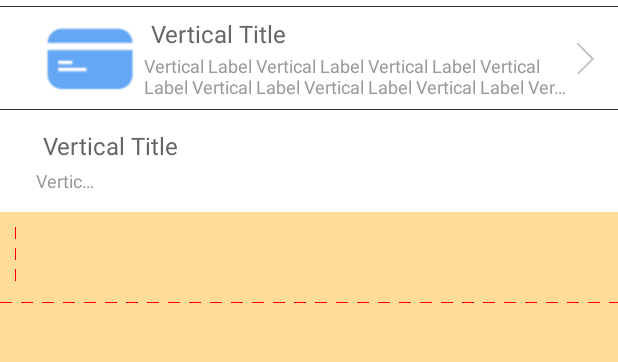
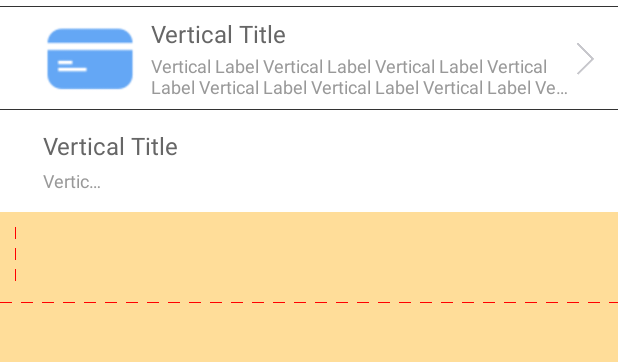
Before and after one commit to crabfang/CommonRowView, an Android app: the screen it shows after launch (MainActivity), on a phone screen of 412 x 824 dp, the part 282-644 px from its top. Run offline under Robolectric (Android 15) with nearby library versions, the phone set to English and light mode, and no system bars; 6 statements that could not run were skipped.

Commit message:
[MDF]优化布局

```diff
--- a/library/build.gradle
+++ b/library/build.gradle
@@ -23,6 +23,7 @@ android {
             proguardFiles getDefaultProguardFile('proguard-android.txt'), 'proguard-rules.pro'
         }
     }
+    buildToolsVersion '26.0.2'
 }
 
 dependencies {
--- a/library/src/main/java/com/cabe/lib/ui/rowview/AbstractRowView.java
+++ b/library/src/main/java/com/cabe/lib/ui/rowview/AbstractRowView.java
@@ -132,8 +132,8 @@ public abstract class AbstractRowView extends ConstraintLayout {
         setLabel(0);
         setLabelSize(TypedValue.COMPLEX_UNIT_PX, a.getDimension(R.styleable.LayoutRowViewNormal_rv_labelSize, DEFAULT_LABEL_SIZE));
         setLabelColor(a.getColor(R.styleable.LayoutRowViewNormal_rv_labelColor, DEFAULT_LABEL_COLOR));
-        if(a.hasValue(R.styleable.LayoutRowViewNormal_rv_labelValue)) {
-            setLabel(a.getText(R.styleable.LayoutRowViewNormal_rv_labelValue));
+        if(a.hasValue(R.styleable.LayoutRowViewNormal_rv_label)) {
+            setLabel(a.getText(R.styleable.LayoutRowViewNormal_rv_label));
         } else {
             setLabel("");
         }
@@ -147,32 +147,26 @@ public abstract class AbstractRowView extends ConstraintLayout {
             int val = a.getInt(R.styleable.LayoutRowViewNormal_rv_labelStyle, TEXT_STYLE_NORMAL);
             setLabelStyle(val);
         }
-
-        int optionPadding = (int) a.getDimension(R.styleable.LayoutRowViewNormal_rv_optionPadding, DEFAULT_OPTION_PADDING);
-        setOptionPadding(optionPadding);
-
-        if(a.hasValue(R.styleable.LayoutRowViewNormal_rv_pointDrawable)) {
-            setFlagDrawable(a.getDrawable(R.styleable.LayoutRowViewNormal_rv_pointDrawable));
-        }
-        if(a.hasValue(R.styleable.LayoutRowViewNormal_rv_rightDrawable)) {
-            setOptionDrawable(a.getDrawable(R.styleable.LayoutRowViewNormal_rv_rightDrawable));
-        }
-
-        if(a.hasValue(R.styleable.LayoutRowViewNormal_rv_labelMargin)) {
-            int labelMargin = (int) a.getDimension(R.styleable.LayoutRowViewNormal_rv_labelMargin, 0);
-            setLabelMargin(labelMargin);
-        }
-
+        int labelMargin = (int) a.getDimension(R.styleable.LayoutRowViewNormal_rv_labelMargin, 0);
+        setLabelMargin(labelMargin);
         if(a.hasValue(R.styleable.LayoutRowViewNormal_rv_labelGravity)) {
             int attrVal = a.getInt(R.styleable.LayoutRowViewNormal_rv_labelGravity, getLabelDefaultGravity());
             setLabelGravity(Gravity.create(attrVal));
         }
-
         if(a.hasValue(R.styleable.LayoutRowViewNormal_rv_labelLayout)) {
             int resId = a.getResourceId(R.styleable.LayoutRowViewNormal_rv_labelLayout, 0);
             if(resId > 0) {
                 replaceLabel(resId);
             }
+        }
+
+        int optionPadding = (int) a.getDimension(R.styleable.LayoutRowViewNormal_rv_optionPadding, DEFAULT_OPTION_PADDING);
+        setOptionPadding(optionPadding);
+        if(a.hasValue(R.styleable.LayoutRowViewNormal_rv_pointDrawable)) {
+            setFlagDrawable(a.getDrawable(R.styleable.LayoutRowViewNormal_rv_pointDrawable));
+        }
+        if(a.hasValue(R.styleable.LayoutRowViewNormal_rv_optionDrawable)) {
+            setOptionDrawable(a.getDrawable(R.styleable.LayoutRowViewNormal_rv_optionDrawable));
         }
 
         showDivider = a.getBoolean(R.styleable.LayoutRowViewNormal_rv_showDivider, false);
@@ -193,7 +187,7 @@ public abstract class AbstractRowView extends ConstraintLayout {
             dividerMarginRight = a.getDimensionPixelOffset(R.styleable.LayoutRowViewNormal_rv_dividerMarginRight, -1);
         }
 
-        showRight(a.getBoolean(R.styleable.LayoutRowViewNormal_rv_showRight, true));
+        showOption(a.getBoolean(R.styleable.LayoutRowViewNormal_rv_showOption, true));
         showLabel(a.getBoolean(R.styleable.LayoutRowViewNormal_rv_showLabel, false));
         showPoint(a.getBoolean(R.styleable.LayoutRowViewNormal_rv_showPoint, false));
 
@@ -425,10 +419,8 @@ public abstract class AbstractRowView extends ConstraintLayout {
     }
 
     public void setOptionPadding(int padding) {
-        if(viewLabel != null) {
-            ConstraintLayout.LayoutParams params = (ConstraintLayout.LayoutParams) viewLabel.getLayoutParams();
-            params.rightMargin = padding;
-            viewLabel.setLayoutParams(params);
+        if(viewOption != null) {
+            viewOption.setPadding(padding, viewOption.getPaddingTop(), viewOption.getPaddingRight(), viewOption.getPaddingBottom());
         }
     }
 
@@ -489,7 +481,7 @@ public abstract class AbstractRowView extends ConstraintLayout {
         viewLabel.setVisibility(show ? View.VISIBLE : View.GONE);
     }
 
-    public void showRight(boolean show) {
+    public void showOption(boolean show) {
         if(viewOption == null) return;
 
         viewOption.setVisibility(show ? View.VISIBLE : View.GONE);
--- a/library/src/main/res/layout/layout_custom_row_op_tips.xml
+++ b/library/src/main/res/layout/layout_custom_row_op_tips.xml
@@ -55,10 +55,9 @@
         android:layout_width="wrap_content"
         android:layout_height="wrap_content"
         android:layout_marginTop="4dp"
-        tools:layout_marginLeft="10dp"
         app:layout_constrainedWidth="true"
         app:layout_constraintHorizontal_bias="0"
-        app:layout_constraintLeft_toRightOf="@+id/layout_custom_row_t_icon"
+        app:layout_constraintLeft_toLeftOf="@+id/layout_custom_row_t_view_title"
         app:layout_constraintRight_toRightOf="parent"
         app:layout_constraintTop_toBottomOf="@+id/layout_custom_row_t_view_title"
         app:layout_constraintBottom_toBottomOf="parent" >
--- a/library/src/main/res/layout/layout_custom_row_op_vertical.xml
+++ b/library/src/main/res/layout/layout_custom_row_op_vertical.xml
@@ -15,25 +15,6 @@
         app:layout_constraintLeft_toLeftOf="parent"
         app:layout_constraintTop_toTopOf="parent"
         app:layout_constraintBottom_toBottomOf="parent" />
-
-    <LinearLayout
-        android:layout_width="wrap_content"
-        android:layout_height="wrap_content"
-        android:layout_centerVertical="true"
-        android:gravity="center_vertical"
-        android:orientation="vertical"
-        tools:layout_marginLeft="10dp"
-        tools:layout_marginRight="10dp"
-        app:layout_constrainedWidth="true"
-        app:layout_constraintHorizontal_bias="0"
-        app:layout_constraintLeft_toRightOf="@+id/layout_custom_row_v_icon"
-        app:layout_constraintRight_toLeftOf="@+id/layout_custom_row_v_view_option"
-        app:layout_constraintTop_toTopOf="parent"
-        app:layout_constraintBottom_toBottomOf="parent" >
-
-
-
-    </LinearLayout>
 
     <android.support.constraint.ConstraintLayout
         android:id="@+id/layout_custom_row_v_view_head"
@@ -83,11 +64,10 @@
         android:layout_width="wrap_content"
         android:layout_height="wrap_content"
         android:layout_marginTop="2dp"
-        tools:layout_marginLeft="10dp"
         tools:layout_marginRight="10dp"
         app:layout_constrainedWidth="true"
         app:layout_constraintHorizontal_bias="0"
-        app:layout_constraintLeft_toRightOf="@+id/layout_custom_row_v_icon"
+        app:layout_constraintLeft_toLeftOf="@+id/layout_custom_row_v_view_head"
         app:layout_constraintRight_toLeftOf="@+id/layout_custom_row_v_view_option"
         app:layout_constraintTop_toBottomOf="@+id/layout_custom_row_v_view_head"
         app:layout_constraintBottom_toBottomOf="parent" >
--- a/library/src/main/res/values/row_custom_attrs.xml
+++ b/library/src/main/res/values/row_custom_attrs.xml
@@ -30,7 +30,7 @@
         <attr name="rv_pointDrawable" format="reference" />
         <attr name="rv_labelSize" format="dimension|reference" />
         <attr name="rv_labelColor" format="color|reference" />
-        <attr name="rv_labelValue" format="string|reference" />
+        <attr name="rv_label" format="string|reference" />
         <attr name="rv_labelMargin" format="dimension|reference" />
         <attr name="rv_labelGravity">
             <enum name="Left" value="1" />
@@ -52,9 +52,9 @@
         <attr name="rv_tips_2" format="string|reference" />
         <attr name="rv_tipsLayout" format="reference" />
         <attr name="rv_optionPadding" format="dimension|reference" />
-        <attr name="rv_rightDrawable" format="reference" />
+        <attr name="rv_optionDrawable" format="reference" />
         <attr name="rv_showLabel" format="boolean" />
-        <attr name="rv_showRight" format="boolean" />
+        <attr name="rv_showOption" format="boolean" />
         <attr name="rv_showPoint" format="boolean" />
         <attr name="rv_labelMaxLines" format="integer" />
         <attr name="rv_labelEllipsize">
--- a/sample/src/main/res/layout/main_activity.xml
+++ b/sample/src/main/res/layout/main_activity.xml
@@ -42,7 +42,7 @@
         app:rv_titleDrawablePadding="5dp"
         app:rv_titleDrawable="@drawable/rp_icon_me_card"
         app:rv_showLabel="true"
-        app:rv_labelValue="Horizontal Label"
+        app:rv_label="Horizontal Label"
         app:rv_showDivider="true"
         app:rv_dividerMarginLeft="16dp"
         app:rv_dividerSize="1dp"
@@ -61,7 +61,7 @@
         app:rv_titleDrawable="@drawable/rp_icon_me_card"
         app:rv_titleStyle="bold"
         app:rv_showLabel="true"
-        app:rv_labelValue="Horizontal Label"
+        app:rv_label="Horizontal Label"
         app:rv_labelLayout="@layout/inner_label_layout"
         android:tag="Horizontal Tag"
         android:onClick="onClick" />
@@ -79,7 +79,7 @@
         app:rv_titleDrawablePadding="5dp"
         app:rv_titleDrawable="@drawable/rp_icon_me_card"
         app:rv_showLabel="true"
-        app:rv_labelValue="Vertical Label Vertical Label Vertical Label Vertical Label Vertical Label Vertical Label Vertical Label Vertical Label"
+        app:rv_label="Vertical Label Vertical Label Vertical Label Vertical Label Vertical Label Vertical Label Vertical Label Vertical Label"
         app:rv_labelMaxLines="2"
         app:rv_optionPadding="2dp"
         android:tag="Vertical Tag"
@@ -94,7 +94,7 @@
         android:id="@+id/frag_me_row_bank_tips"
         style="@style/RowViewStyle.V"
         app:rv_title="Vertical Title"
-        app:rv_labelValue="Vertical \n Label"
+        app:rv_label="Vertical \n Label"
         app:rv_tips_1="Vertical Tips 1"
         app:rv_tips_2="Vertical Tips 2"
         app:rv_optionPadding="2dp"
```
